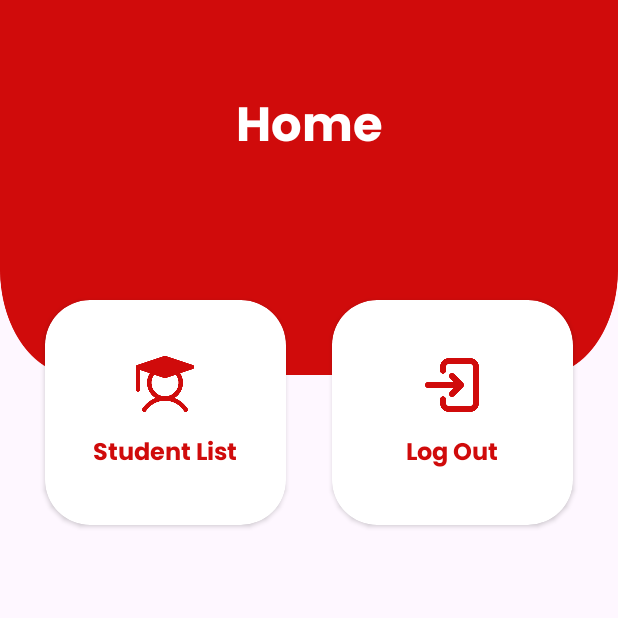
After one commit to DafaTaufik/technical-test-2, an Android app: the HomeFragment screen opened through its navigation route, on a phone screen of 412 x 824 dp, the top half of it. The commit adds this screen. Run offline under Robolectric (Android 15) with nearby library versions, the phone set to English and light mode, and no system bars.

Commit message:
add HomePage

```diff
--- /dev/null
+++ b/app/src/main/java/com/example/technical_test_2/fragment/HomeFragment.kt
@@ -0,0 +1,37 @@
+package com.example.technical_test_2.fragment
+
+import android.os.Bundle
+import androidx.fragment.app.Fragment
+import android.view.LayoutInflater
+import android.view.View
+import android.view.ViewGroup
+import android.widget.LinearLayout
+import com.example.technical_test_2.R
+import androidx.navigation.fragment.findNavController
+
+
+
+class HomeFragment : Fragment() {
+
+    override fun onCreateView(
+        inflater: LayoutInflater, container: ViewGroup?,
+        savedInstanceState: Bundle?
+    ): View? {
+        return inflater.inflate(R.layout.fragment_home, container, false)
+    }
+
+    override fun onViewCreated(view: View, savedInstanceState: Bundle?) {
+        super.onViewCreated(view, savedInstanceState)
+
+        val studentListButton = view.findViewById<LinearLayout>(R.id.studentlist_button)
+        val logoutButton = view.findViewById<LinearLayout>(R.id.logout_button)
+
+        studentListButton.setOnClickListener {
+            findNavController().navigate(R.id.action_homeFragment_to_studentListFragment)
+        }
+
+        logoutButton.setOnClickListener {
+            findNavController().navigate(R.id.action_homeFragment_to_loginFragment)
+        }
+    }
+}
--- a/app/src/main/java/com/example/technical_test_2/fragment/LoginFragment.kt
+++ b/app/src/main/java/com/example/technical_test_2/fragment/LoginFragment.kt
@@ -1,5 +1,6 @@
 package com.example.technical_test_2.fragment
 
+import android.annotation.SuppressLint
 import android.os.Bundle
 import androidx.fragment.app.Fragment
 import android.view.LayoutInflater
@@ -7,12 +8,12 @@ import android.view.View
 import android.view.ViewGroup
 import android.widget.EditText
 import android.widget.Toast
-import androidx.core.content.ContextCompat
 import androidx.navigation.fragment.findNavController
 import com.example.technical_test_2.R
 
 class LoginFragment : Fragment() {
 
+    @SuppressLint("MissingInflatedId")
     override fun onCreateView(
 
         inflater: LayoutInflater,
@@ -21,9 +22,9 @@ class LoginFragment : Fragment() {
 
     ): View? {
         val view = inflater.inflate(R.layout.fragment_login, container, false)
-        val usernameInput = view.findViewById<EditText>(R.id.UsernameInput)
-        val passwordInput = view.findViewById<EditText>(R.id.PasswordInput)
-        val btnLogin = view.findViewById<View>(R.id.LoginButton)
+        val usernameInput = view.findViewById<EditText>(R.id.username_input)
+        val passwordInput = view.findViewById<EditText>(R.id.password_input)
+        val btnLogin = view.findViewById<View>(R.id.button_login)
 
         btnLogin.setOnClickListener{
             val username = usernameInput.text.toString()
@@ -32,7 +33,7 @@ class LoginFragment : Fragment() {
             if (username.isNullOrEmpty() || password.isNullOrEmpty()) {
                 Toast.makeText(context, "Please fill in all fields", Toast.LENGTH_SHORT).show()
             } else if (username == "alfagift-admin" && password == "asdf") {
-                findNavController().navigate(R.id.action_loginFragment_to_studentListFragment)
+                findNavController().navigate(R.id.action_loginFragment_to_homeFragment)
             } else {
                 Toast.makeText(context, "Invalid username or password", Toast.LENGTH_SHORT).show()
             }
--- /dev/null
+++ b/app/src/main/res/drawable/ic_bg_white_layout.xml
@@ -0,0 +1,5 @@
+<shape xmlns:android="http://schemas.android.com/apk/res/android"
+    android:shape="rectangle">
+    <solid android:color="@color/white" />
+    <corners android:radius="20dp" />
+</shape>
--- /dev/null
+++ b/app/src/main/res/layout/fragment_home.xml
@@ -0,0 +1,128 @@
+<?xml version="1.0" encoding="utf-8"?>
+<androidx.constraintlayout.widget.ConstraintLayout xmlns:android="http://schemas.android.com/apk/res/android"
+    xmlns:app="http://schemas.android.com/apk/res-auto"
+    xmlns:tools="http://schemas.android.com/tools"
+    android:id="@+id/homeLayout"
+    android:layout_width="match_parent"
+    android:layout_height="match_parent"
+    tools:context=".fragment.HomeFragment">
+
+    <androidx.cardview.widget.CardView
+        android:id="@+id/left"
+        android:layout_width="0dp"
+        android:layout_height="150dp"
+        android:layout_marginStart="30dp"
+        android:layout_marginTop="-50dp"
+        android:layout_marginEnd="15dp"
+        android:background="@color/white"
+        app:cardCornerRadius="30dp"
+        app:layout_constraintEnd_toStartOf="@+id/right"
+        app:layout_constraintHorizontal_bias="0.5"
+        app:layout_constraintStart_toEndOf="@+id/constraintLayout3"
+        app:layout_constraintStart_toStartOf="parent"
+        app:layout_constraintTop_toBottomOf="@+id/constraintLayout3">
+
+        <LinearLayout
+            android:id="@+id/studentlist_button"
+            android:layout_width="match_parent"
+            android:layout_height="match_parent"
+            android:gravity="center"
+            android:orientation="vertical">
+
+            <ImageView
+                android:id="@+id/student_icon"
+                android:layout_width="48dp"
+                android:layout_height="48dp"
+                android:layout_marginBottom="8dp"
+                app:srcCompat="@drawable/student_icon" />
+
+            <TextView
+                android:id="@+id/student_list_text"
+                android:layout_width="wrap_content"
+                android:layout_height="wrap_content"
+                android:fontFamily="@font/poppins_bold"
+                android:gravity="center"
+                android:text="Student List"
+                android:textColor="@color/red"
+                android:textSize="16sp"
+                android:textStyle="bold" />
+        </LinearLayout>
+
+    </androidx.cardview.widget.CardView>
+
+
+    <androidx.cardview.widget.CardView
+        android:id="@+id/right"
+        android:layout_width="0dp"
+        android:layout_height="150dp"
+        android:layout_marginStart="15dp"
+        android:layout_marginTop="-50dp"
+        android:layout_marginEnd="30dp"
+        android:background="@color/white"
+        app:cardCornerRadius="30dp"
+        app:layout_constraintEnd_toEndOf="parent"
+        app:layout_constraintHorizontal_bias="0.5"
+        app:layout_constraintStart_toEndOf="@+id/left"
+        app:layout_constraintTop_toBottomOf="@+id/constraintLayout3">
+
+        <LinearLayout
+            android:id="@+id/logout_button"
+            android:layout_width="match_parent"
+            android:layout_height="match_parent"
+            android:gravity="center"
+            android:orientation="vertical">
+
+            <ImageView
+                android:id="@+id/logout_icon"
+                android:layout_width="48dp"
+                android:layout_height="48dp"
+                android:layout_marginBottom="8dp"
+                app:srcCompat="@drawable/logout_icon" />
+
+            <TextView
+                android:id="@+id/logout_text"
+                android:layout_width="wrap_content"
+                android:layout_height="wrap_content"
+                android:fontFamily="@font/poppins_bold"
+                android:gravity="center"
+                android:text="Log Out"
+                android:textColor="@color/red"
+                android:textSize="16sp"
+                android:textStyle="bold" />
+        </LinearLayout>
+
+    </androidx.cardview.widget.CardView>
+
+
+    <androidx.constraintlayout.widget.ConstraintLayout
+        android:id="@+id/constraintLayout3"
+        android:layout_width="match_parent"
+        android:layout_height="250dp"
+        android:background="@drawable/ic_bg_upper"
+        app:layout_constraintEnd_toEndOf="parent"
+        app:layout_constraintStart_toStartOf="parent"
+        app:layout_constraintTop_toTopOf="parent">
+
+        <TextView
+            android:id="@+id/textView2"
+            android:layout_width="wrap_content"
+            android:layout_height="wrap_content"
+            android:fontFamily="@font/poppins_bold"
+            android:text="Home"
+            android:textColor="@color/white"
+            android:textSize="32sp"
+            app:layout_constraintBottom_toTopOf="@+id/guideline"
+            app:layout_constraintEnd_toEndOf="parent"
+            app:layout_constraintStart_toStartOf="parent" />
+
+        <androidx.constraintlayout.widget.Guideline
+            android:id="@+id/guideline"
+            android:layout_width="wrap_content"
+            android:layout_height="wrap_content"
+            android:orientation="horizontal"
+            app:layout_constraintGuide_begin="114dp" />
+
+    </androidx.constraintlayout.widget.ConstraintLayout>
+
+
+</androidx.constraintlayout.widget.ConstraintLayout>
--- a/app/src/main/res/navigation/nav_graph.xml
+++ b/app/src/main/res/navigation/nav_graph.xml
@@ -11,10 +11,23 @@
         android:label="LoginFragment"
         tools:layout="@layout/fragment_login" />
     <action
-        android:id="@+id/action_loginFragment_to_studentListFragment"
-        app:destination="@id/studentListFragment" />
+        android:id="@+id/action_loginFragment_to_homeFragment"
+        app:destination="@id/homeFragment" />
     <fragment
         android:id="@+id/studentListFragment"
         android:name="com.example.technical_test_2.fragment.StudentListFragment"
         tools:layout="@layout/fragment_student_list" />
+    <action
+        android:id="@+id/action_studentListFragment_to_homeFragment"
+        app:destination="@id/homeFragment" />
+    <fragment
+        android:id="@+id/homeFragment"
+        android:name="com.example.technical_test_2.fragment.HomeFragment"
+        tools:layout="@layout/fragment_home" />
+    <action
+        android:id="@+id/action_homeFragment_to_studentListFragment"
+        app:destination="@id/studentListFragment" />
+    <action
+        android:id="@+id/action_homeFragment_to_loginFragment"
+        app:destination="@id/loginFragment" />
 </navigation>
```
Also changed, not shown: app/src/main/java/com/example/technical_test_2/adapter/StudentAdapter.kt (+3 -4 lines), app/src/main/java/com/example/technical_test_2/fragment/StudentListFragment.kt (+8 -1 lines), app/src/main/res/layout/fragment_login.xml (+16 -16 lines), app/src/main/res/layout/fragment_student_list.xml (+11 -2 lines), app/src/main/res/layout/item_student_list.xml (+12 -12 lines), app/src/main/res/drawable/logout_icon.png (added), app/src/main/res/drawable/student_icon.png (added).
